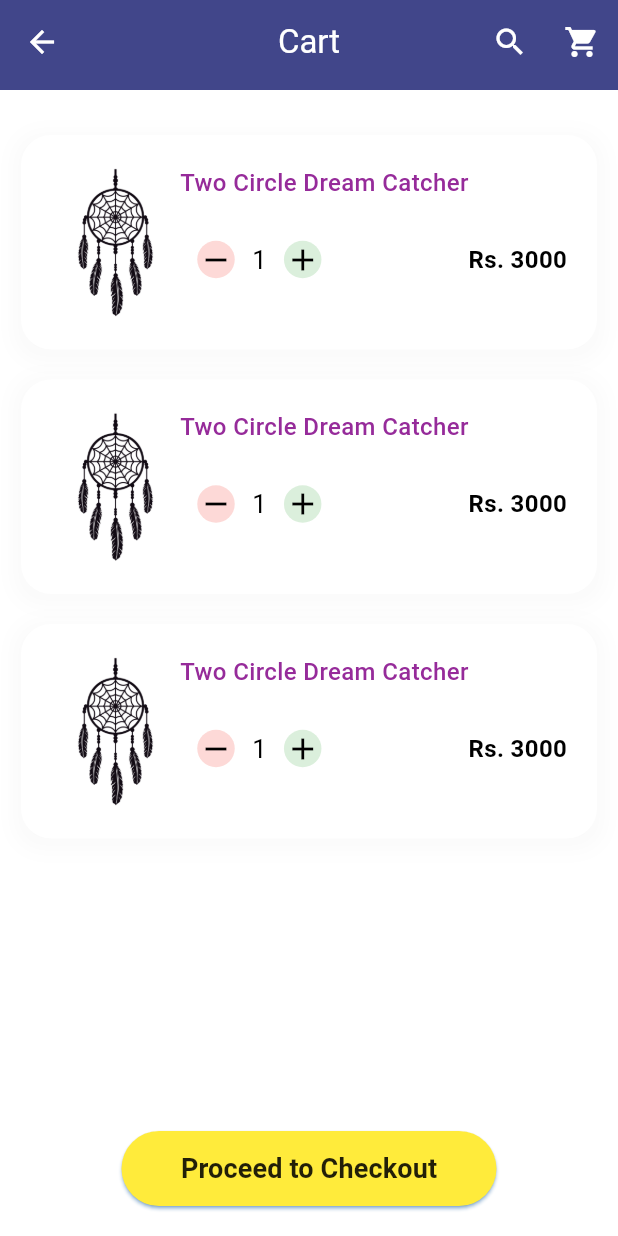
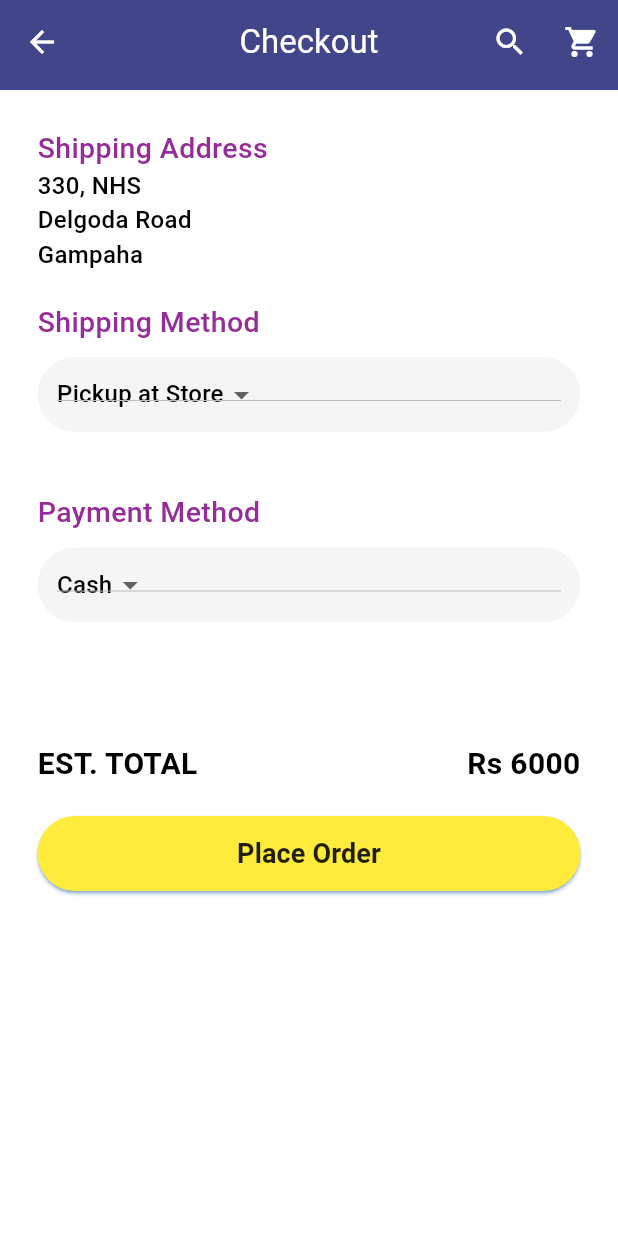
Before and after one commit to Dinethchathurya/luccelo_app_flutter, a Flutter app: the screen it shows after launch, on a phone screen of 412 x 824 dp. Run offline on Flutter 3.47's test engine with Material 3 defaults, Android fonts, the light colour scheme and no system bars; our stand-ins replace cloud_firestore, firebase_auth, firebase_core; accounts and stored records are empty.

Commit message:
Checkout

```diff
--- a/lib/main.dart
+++ b/lib/main.dart
@@ -9,6 +9,7 @@ import 'package:luccelo_app/myapp/screen/product_list.dart';
 
 import 'firebase_options.dart';
 import 'myapp/screen/cart_page.dart';
+import 'myapp/screen/checkout_page.dart';
 import 'myapp/screen/home.dart';
 import 'myapp/screen/oder_page.dart';
 
@@ -39,7 +40,7 @@ class MyApp extends StatelessWidget {
             shadow: Color(0xFF2291fd),
           ),
         ),
-        initialRoute: '/cartPage',
+        initialRoute: '/checkoutPage',
         routes: {
           '/': (context) => LoginPage(),
           '/register': (context) => RegisterPage(),
@@ -50,6 +51,7 @@ class MyApp extends StatelessWidget {
           '/homePage': (context) => HomePage(),
           '/productList': (context) => ProductList(),
           '/cartPage': (context) => CartPage(),
+          '/checkoutPage': (context) => Checkout(),
 
         },
       ),
--- /dev/null
+++ b/lib/myapp/screen/checkout_page.dart
@@ -0,0 +1,215 @@
+import 'package:flutter/cupertino.dart';
+import 'package:flutter/material.dart';
+
+import '../widgets/app_bar.dart';
+
+class Checkout extends StatefulWidget {
+  Checkout({Key? key}) : super(key: key);
+
+  @override
+  State<Checkout> createState() => _CheckoutState();
+}
+
+class _CheckoutState extends State<Checkout> {
+  final List<String> shippingMethod = [
+    'Pickup at Store',
+    'Delivery',
+  ];
+  String SelectedShippingMethod = 'Pickup at Store';
+
+  final List<String> PaymentMethod = [
+    'Cash',
+    'Card',
+  ];
+  String SelectedPaymentMethod = 'Cash';
+
+  @override
+  Widget build(BuildContext context) {
+    return Scaffold(
+      appBar: PreferredSize(
+        preferredSize: Size.fromHeight(60.0),
+        child: MyAppBar(
+          name: 'Checkout',
+        ),
+      ),
+      body: Padding(
+        padding: const EdgeInsets.all(25.0),
+        child: Column(
+          crossAxisAlignment: CrossAxisAlignment.start,
+          children: [
+            Column(
+              crossAxisAlignment: CrossAxisAlignment.start,
+              children: [
+                Text(
+                  'Shipping Address',
+                  style: TextStyle(
+                      fontSize: 19,
+                      fontWeight: FontWeight.w500,
+                      color: Theme.of(context).colorScheme.primary),
+                ),
+                Text(
+                  '330, NHS',
+                  style: TextStyle(
+                    fontSize: 16,
+                    fontWeight: FontWeight.w500,
+                  ),
+                ),
+                Text(
+                  'Delgoda Road',
+                  style: TextStyle(
+                    fontSize: 16,
+                    fontWeight: FontWeight.w500,
+                  ),
+                ),
+                Text(
+                  'Gampaha',
+                  style: TextStyle(
+                    fontSize: 16,
+                    fontWeight: FontWeight.w500,
+                  ),
+                ),
+              ],
+            ),
+            Column(
+              crossAxisAlignment: CrossAxisAlignment.start,
+              children: [
+                Column(
+                  mainAxisAlignment: MainAxisAlignment.center,
+                  crossAxisAlignment: CrossAxisAlignment.start,
+                  children: [
+                    SizedBox(
+                      height: 20,
+                    ),
+                    Text(
+                      'Shipping Method',
+                      style: TextStyle(
+                          fontSize: 19,
+                          fontWeight: FontWeight.w500,
+                          color: Theme.of(context).colorScheme.primary),
+                    ),
+                    SizedBox(
+                      height: 10,
+                    ),
+                    Container(
+                      height: 50,
+                      width: double.infinity,
+                      decoration: BoxDecoration(
+                          color: CupertinoColors.inactiveGray.withOpacity(0.1),
+                          borderRadius: BorderRadius.circular(100)),
+                      child: Padding(
+                        padding: const EdgeInsets.all(13.0),
+                        child: DropdownButton<String>(
+                          value: SelectedShippingMethod,
+                          onChanged: (String? newValue) {
+                            if (newValue != null) {
+                              setState(() {
+                                SelectedShippingMethod = newValue;
+                              });
+                            }
+                          },
+                          items: shippingMethod
+                              .map<DropdownMenuItem<String>>((String value) {
+                            return DropdownMenuItem<String>(
+                              value: value,
+                              child: Text(
+                                value,
+                              ),
+                            );
+                          }).toList(),
+                        ),
+                      ),
+                    ),
+                    SizedBox(height: 20),
+                    SizedBox(
+                      height: 20,
+                    ),
+                    Text(
+                      'Payment Method',
+                      style: TextStyle(
+                          fontSize: 19,
+                          fontWeight: FontWeight.w500,
+                          color: Theme.of(context).colorScheme.primary),
+                    ),
+                    SizedBox(
+                      height: 10,
+                    ),
+                    Container(
+                      height: 50,
+                      width: double.infinity,
+                      decoration: BoxDecoration(
+                          color: CupertinoColors.inactiveGray.withOpacity(0.1),
+                          borderRadius: BorderRadius.circular(100)),
+                      child: Padding(
+                        padding: const EdgeInsets.all(13.0),
+                        child: DropdownButton<String>(
+                          value: SelectedPaymentMethod,
+                          onChanged: (String? newValue) {
+                            if (newValue != null) {
+                              setState(() {
+                                SelectedPaymentMethod = newValue;
+                              });
+                            }
+                          },
+                          items: PaymentMethod.map<DropdownMenuItem<String>>(
+                              (String value) {
+                            return DropdownMenuItem<String>(
+                              value: value,
+                              child: Text(
+                                value,
+                              ),
+                            );
+                          }).toList(),
+                        ),
+                      ),
+                    ),
+                    SizedBox(height: 80),
+                  ],
+                ),
+                Row(
+                  mainAxisAlignment: MainAxisAlignment.spaceBetween,
+                  children: [
+
+                    Text(
+                      'EST. TOTAL',
+                      style: TextStyle(
+                          fontSize: 20,
+                          fontWeight: FontWeight.w700,
+                          color: Colors.black),
+                    ),
+                    Text(
+                      'Rs 6000',
+                      style: TextStyle(
+                          fontSize: 20,
+                          fontWeight: FontWeight.w700,
+                          color: Colors.black),
+                    )
+                  ],
+                ),
+                SizedBox(height: 20),
+                ElevatedButton(
+
+
+                  onPressed: () {
+                    // Button pressed action
+                  },
+                  child: Text(
+                    'Place Order',
+                    style: TextStyle(
+                        color: Colors.black87,
+                        fontSize: 18,
+                        fontWeight: FontWeight.w700),
+                  ),
+
+                  style: ElevatedButton.styleFrom(
+                      fixedSize: Size(1000, 50),
+                      backgroundColor: Colors.yellow
+                  ),
+                ),
+              ],
+            )
+          ],
+        ),
+      ),
+    );
+  }
+}
```
